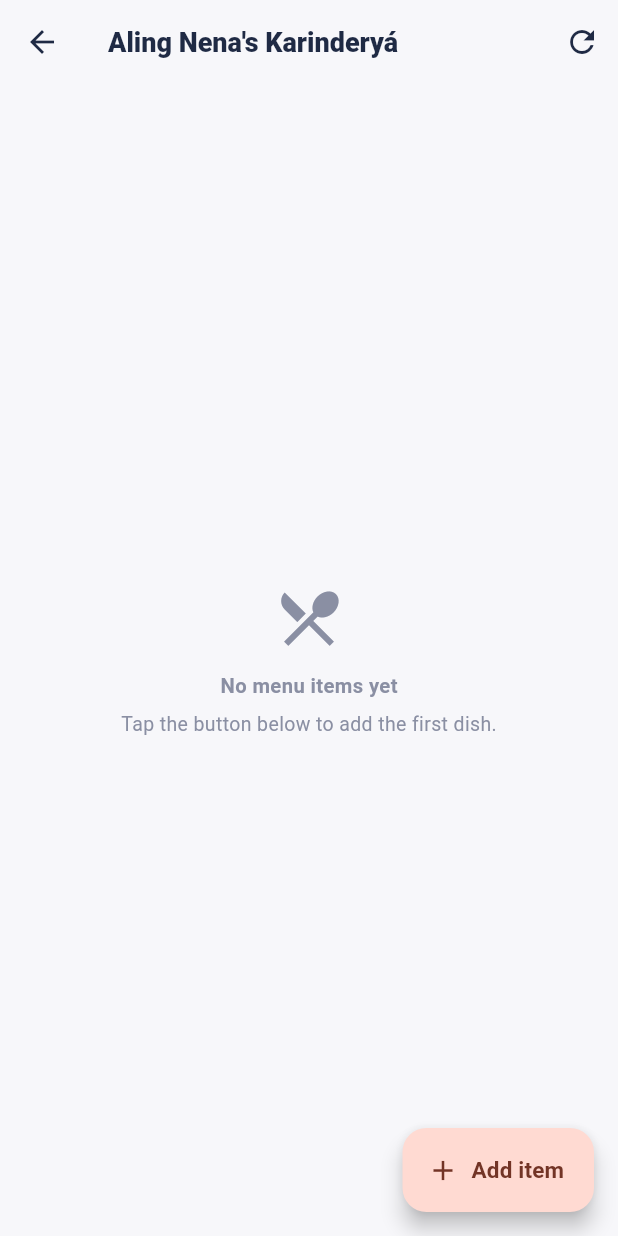
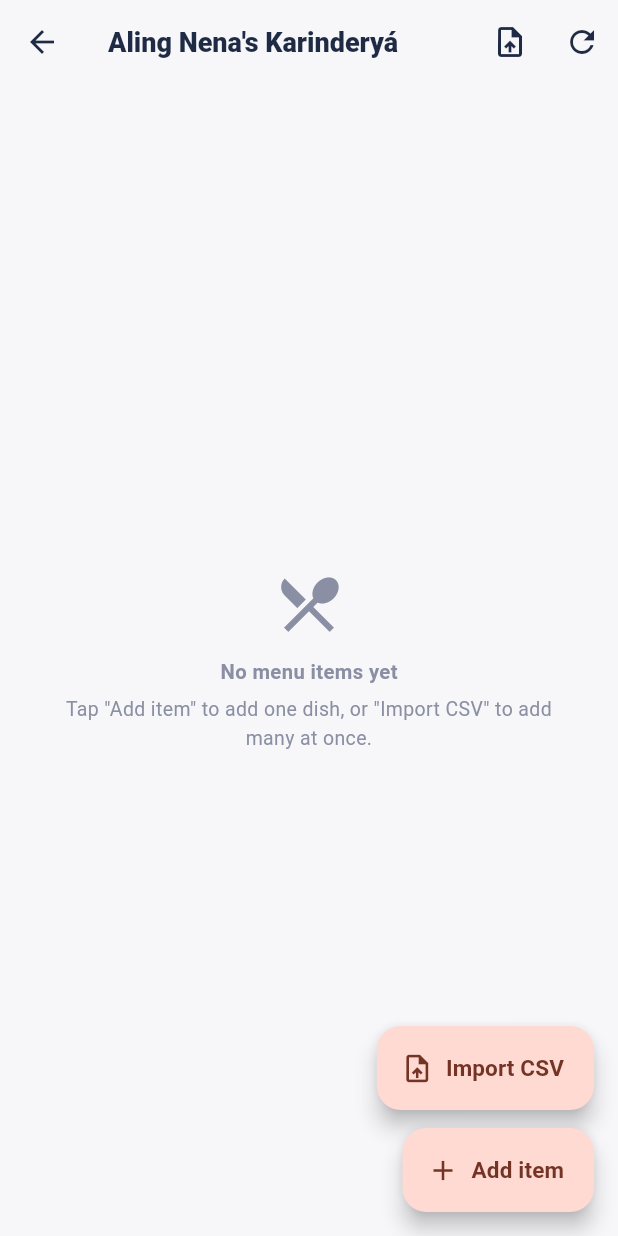
Before and after one commit to nickcomia/sarap_app, a Flutter app: the AdminMenuItemsScreen screen opened directly with sample values from the repository, on a phone screen of 412 x 824 dp. Run offline on Flutter 3.47's test engine with Material 3 defaults, Android fonts, the phone set to English and light mode, and no system bars; our stand-ins replace cached_network_image, cloud_firestore, file_picker, firebase_ai, firebase_auth, firebase_core and 10 more; missing offline and left inert: dart:js_interop, firebase_app_check; accounts and stored records are empty.

Commit message:
final version? papasa sa defense

```diff
--- a/lib/screens/admin/admin_menu_items_screen.dart
+++ b/lib/screens/admin/admin_menu_items_screen.dart
@@ -4,9 +4,11 @@ import '../../models.dart';
 import '../../services/firebase_service.dart';
 import '../../widgets/common.dart';
 import 'admin_add_menu_item_screen.dart';
+import 'admin_import_menu_screen.dart';
 
 /// Menu items of one restaurant. Tap an item to edit or delete it; use the
-/// switch to hide it from / show it in the customer app.
+/// switch to hide it from / show it in the customer app. Items can be added
+/// one by one, or many at once by importing a .csv file.
 class AdminMenuItemsScreen extends StatefulWidget {
   final Restaurant restaurant;
   const AdminMenuItemsScreen({super.key, required this.restaurant});
@@ -74,6 +76,27 @@ class _AdminMenuItemsScreenState extends State<AdminMenuItemsScreen> {
     if (changed == true) _reload();
   }
 
+  Future<void> _add() async {
+    final added = await Navigator.of(context).push<bool>(
+      MaterialPageRoute(
+        builder: (_) => AdminAddMenuItemScreen(restaurantId: widget.restaurant.id),
+      ),
+    );
+    if (added == true) _reload();
+  }
+
+  Future<void> _import() async {
+    final imported = await Navigator.of(context).push<bool>(
+      MaterialPageRoute(
+        builder: (_) => AdminImportMenuScreen(
+          restaurantId: widget.restaurant.id,
+          restaurantName: widget.restaurant.name,
+        ),
+      ),
+    );
+    if (imported == true) _reload();
+  }
+
   @override
   Widget build(BuildContext context) {
     final items = _items;
@@ -81,6 +104,11 @@ class _AdminMenuItemsScreenState extends State<AdminMenuItemsScreen> {
       appBar: AppBar(
         title: Text(widget.restaurant.name),
         actions: [
+          IconButton(
+            tooltip: 'Import menu from CSV',
+            onPressed: _import,
+            icon: const Icon(Icons.upload_file),
+          ),
           IconButton(
             tooltip: 'Reload',
             onPressed: _reload,
@@ -111,7 +139,9 @@ class _AdminMenuItemsScreenState extends State<AdminMenuItemsScreen> {
                             Text('No menu items yet',
                                 style: TextStyle(fontWeight: FontWeight.w700)),
                             SizedBox(height: 6),
-                            Text('Tap the button below to add the first dish.',
+                            Text(
+                                'Tap "Add item" to add one dish, or "Import CSV" to add many at once.',
+                                textAlign: TextAlign.center,
                                 style: TextStyle(
                                     color: AppColors.muted, fontSize: 13)),
                           ],
@@ -119,7 +149,7 @@ class _AdminMenuItemsScreenState extends State<AdminMenuItemsScreen> {
                       ),
                     )
                   : ListView.separated(
-                      padding: const EdgeInsets.all(20),
+                      padding: const EdgeInsets.fromLTRB(20, 20, 20, 150),
                       itemCount: items.length,
                       separatorBuilder: (_, __) => const SizedBox(height: 10),
                       itemBuilder: (context, i) {
@@ -196,18 +226,24 @@ class _AdminMenuItemsScreenState extends State<AdminMenuItemsScreen> {
                         );
                       },
                     ),
-      floatingActionButton: FloatingActionButton.extended(
-        onPressed: () async {
-          final added = await Navigator.of(context).push<bool>(
-            MaterialPageRoute(
-              builder: (_) =>
-                  AdminAddMenuItemScreen(restaurantId: widget.restaurant.id),
-            ),
-          );
-          if (added == true) _reload();
-        },
-        icon: const Icon(Icons.add),
-        label: const Text('Add item'),
+      floatingActionButton: Column(
+        mainAxisSize: MainAxisSize.min,
+        crossAxisAlignment: CrossAxisAlignment.end,
+        children: [
+          FloatingActionButton.extended(
+            heroTag: 'import_menu_fab',
+            onPressed: _import,
+            icon: const Icon(Icons.upload_file),
+            label: const Text('Import CSV'),
+          ),
+          const SizedBox(height: 12),
+          FloatingActionButton.extended(
+            heroTag: 'add_menu_fab',
+            onPressed: _add,
+            icon: const Icon(Icons.add),
+            label: const Text('Add item'),
+          ),
+        ],
       ),
     );
   }
--- a/pubspec.yaml
+++ b/pubspec.yaml
@@ -29,7 +29,7 @@ dependencies:
   pdf: ^3.13.1
   printing: ^5.15.1
   web: ^1.1.1
-  file_picker: 8.0.0
+  file_picker: ^8.1.4
 
 dev_dependencies:
   flutter_test:
```
Also changed, not shown: pubspec.lock, 1 other file.
